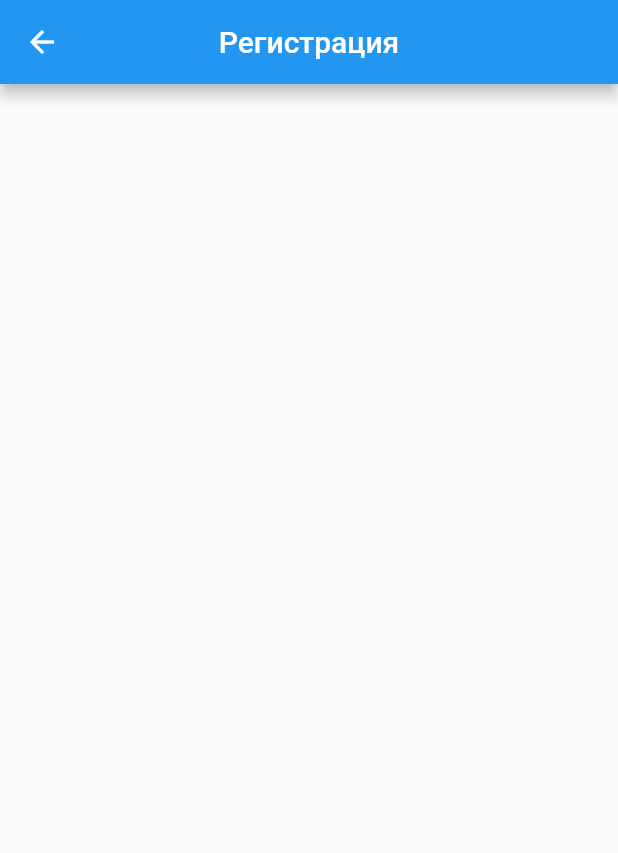
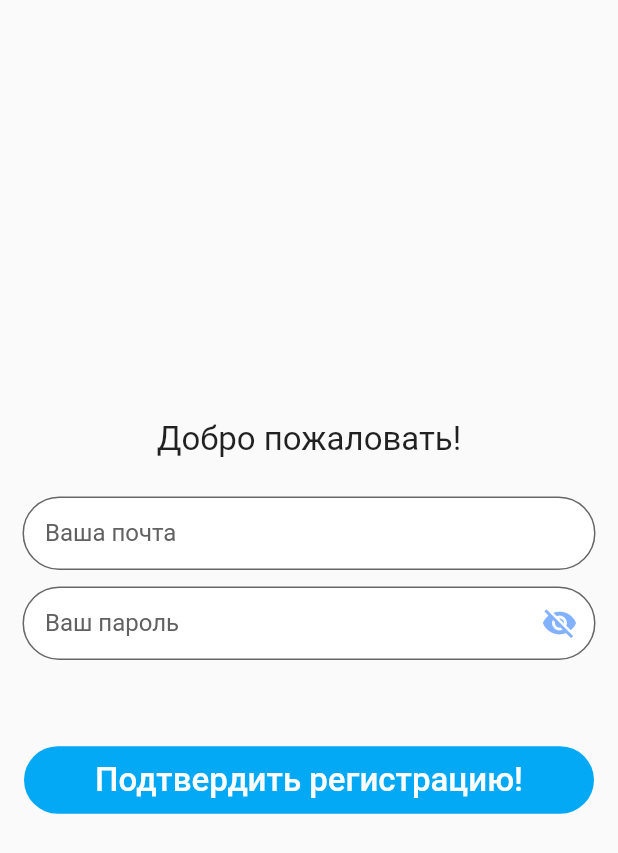
Before and after one commit to Khodosov/IoT_project_who_is_home, a Flutter app: the screen it shows after launch, after a tap on "Зарегистрироваться", on a phone screen of 412 x 824 dp. Shown: the top 853 px of the screen. Run offline on Flutter 3.47's test engine with Material 2 defaults, Android fonts, the phone set to English and light mode, and no system bars; statements that could not run were skipped.

Commit message:
добавил шикарный лого и завершил наброски интерфейса

```diff
--- a/who_is_home/lib/includes.dart
+++ b/who_is_home/lib/includes.dart
@@ -13,7 +13,7 @@ class UIComponent {
       focusedBorder: OutlineInputBorder(
           borderRadius: BorderRadius.circular(40),
           borderSide: BorderSide(
-            color: Colors.blueAccent,
+            color: Colors.lightBlue,
           )),
       focusedErrorBorder: OutlineInputBorder(
           borderRadius: BorderRadius.circular(40),
@@ -23,7 +23,7 @@ class UIComponent {
           )),
       border: OutlineInputBorder(
         borderRadius: BorderRadius.circular(40),
-        borderSide: BorderSide(color: Colors.blueAccent),
+        borderSide: BorderSide(color: Colors.lightBlue),
       ),
     );
   }
@@ -42,14 +42,14 @@ class UIComponent {
         focusedBorder: OutlineInputBorder(
             borderRadius: BorderRadius.circular(40),
             borderSide: BorderSide(
-              color: Colors.blueAccent,
+              color: Colors.lightBlue,
             )),
         focusedErrorBorder: OutlineInputBorder(
             borderRadius: BorderRadius.circular(40),
             borderSide: BorderSide(color: Colors.red, width: 1)),
         border: OutlineInputBorder(
           borderRadius: BorderRadius.circular(40),
-          borderSide: BorderSide(color: Colors.blueAccent),
+          borderSide: BorderSide(color: Colors.lightBlue),
         ),
         suffixIcon: IconButton(
             icon: Icon(suffixIcon ? Icons.visibility : Icons.visibility_off),
@@ -71,7 +71,7 @@ class UIComponent {
       focusedBorder: OutlineInputBorder(
           borderRadius: BorderRadius.circular(40),
           borderSide: BorderSide(
-            color: Colors.blueAccent,
+            color: Colors.lightBlue,
           )),
       focusedErrorBorder: OutlineInputBorder(
           borderRadius: BorderRadius.circular(40),
--- a/who_is_home/lib/main.dart
+++ b/who_is_home/lib/main.dart
@@ -20,12 +20,16 @@ class MyApp extends StatefulWidget {
 class _MyAppState extends State<MyApp> {
   @override
   Widget build(BuildContext context) {
-    SystemChrome.setEnabledSystemUIOverlays([]);
+    // SystemChrome.setEnabledSystemUIOverlays([]);
     return Scaffold(
+      backgroundColor: Colors.white,
       body: Column(
         mainAxisAlignment: MainAxisAlignment.spaceEvenly,
         children: [
-          Image.asset('assets/images/home_alone.jpg'),
+          Padding(
+            padding: const EdgeInsets.only(top: 40),
+            child: Image.asset('assets/images/tempLogojpg.jpg'),
+          ),
           SizedBox(
             width: 15,
             height: 15,
@@ -50,7 +54,7 @@ class _MyAppState extends State<MyApp> {
                       height: 60,
                       width: double.infinity,
                       decoration: BoxDecoration(
-                          color: Colors.blueAccent,
+                          color: Colors.lightBlue,
                           borderRadius: BorderRadius.circular(40)),
                       child: Center(
                           child: Text(
@@ -76,7 +80,7 @@ class _MyAppState extends State<MyApp> {
                       height: 60,
                       width: double.infinity,
                       decoration: BoxDecoration(
-                          color: Colors.blueAccent,
+                          color: Colors.lightBlue,
                           borderRadius: BorderRadius.circular(40)
                       ),
                       child: Center(
--- a/who_is_home/lib/pages/sign_in.dart
+++ b/who_is_home/lib/pages/sign_in.dart
@@ -17,14 +17,14 @@ class _SignInScreenState extends State<SignInScreen> {
     return Scaffold(
       body: Stack(
         children: <Widget> [
-          Container(
+          /*Container(
             width: double.infinity,
             height: double.infinity,
             child: FittedBox(
               child: Image.asset('assets/images/guard_locked.jpg'),
               fit: BoxFit.fill,
             ),
-          ),
+          ),*/
           Column(mainAxisAlignment: MainAxisAlignment.center, children: [
             Padding(
               padding: EdgeInsets.fromLTRB(15, 0, 15, 45),
@@ -95,7 +95,7 @@ class _SignInScreenState extends State<SignInScreen> {
                   height: 45,
                   width: double.infinity,
                   decoration: BoxDecoration(
-                      color: Colors.blueAccent,
+                      color: Colors.lightBlue,
                       borderRadius: BorderRadius.circular(40)),
                   child: Center(
                       child: Text(
--- a/who_is_home/lib/pages/sign_up.dart
+++ b/who_is_home/lib/pages/sign_up.dart
@@ -1,4 +1,7 @@
 import 'package:flutter/material.dart';
+import 'package:who_is_home/pages/user_profile.dart';
+
+import '../includes.dart';
 
 class SignUpScreen extends StatefulWidget {
   @override
@@ -6,16 +9,109 @@ class SignUpScreen extends StatefulWidget {
 }
 
 class _SignUpScreenState extends State<SignUpScreen> {
+  String _name, _password;
+  bool _passwordVisible = false, _visibleProgress;
+  final _formKey = GlobalKey<FormState>();
+
   @override
   Widget build(BuildContext context) {
     return Scaffold(
-      appBar: AppBar(
-        title: Text('Регистрация'),
-        centerTitle: true,
-      ),
-      body: ListView(
-        children: [],
-      ),
+      body: Column(
+          mainAxisAlignment: MainAxisAlignment.center,
+          crossAxisAlignment: CrossAxisAlignment.center,
+          children: [
+            Padding(
+              padding: const EdgeInsets.only(bottom: 25),
+              child: Text('Добро пожаловать!',
+              style: TextStyle(
+                color: Colors.primaryBlack,
+                fontSize: 22,
+              ),
+              ),
+            ),
+            Padding(
+              padding: EdgeInsets.fromLTRB(15, 0, 15, 45),
+              child: Form(
+                key: _formKey,
+                child: ListView(
+                  shrinkWrap: true,
+                  children: <Widget>[
+                    Container(
+                      height: 60,
+                      width: double.infinity,
+                      decoration: BoxDecoration(
+                          borderRadius: BorderRadius.circular(40)),
+                      child: TextFormField(
+                        validator: UIComponent.emailValidate,
+                        decoration: UIComponent.inputDecoration(
+                            label: 'Ваша почта', hint: 'Введите вочту'),
+                        onSaved: (value) {
+                          setState(() {
+                            _name = value;
+                          });
+                        },
+                      ),
+                    ),
+                    Container(
+                      height: 60,
+                      width: double.infinity,
+                      decoration: BoxDecoration(
+                          borderRadius: BorderRadius.circular(40)),
+                      child: TextFormField(
+                        obscureText: _passwordVisible,
+                        validator: UIComponent.passwordValidate,
+                        decoration: UIComponent.inputDecorationPassword(
+                            label: 'Ваш пароль',
+                            hint: 'Введите пароль',
+                            suffixIcon: _passwordVisible,
+                            eventSuffixIcon: () {
+                              setState(() {
+                                _passwordVisible = !_passwordVisible;
+                              });
+                            }),
+                        onSaved: (value) {
+                          setState(() {
+                            _password = value;
+                          });
+                        },
+                      ),
+                    )
+                  ],
+                ),
+              ),
+            ),
+            FlatButton(
+                onPressed: () {
+                  setState(() {
+                    if (_formKey.currentState.validate()) {
+                      _formKey.currentState.save();
+                      setState(() {
+                        _visibleProgress = true;
+                      });
+                      // TODO: set json data
+                    }
+                  });
+                  Navigator.push(
+                      context,
+                      MaterialPageRoute(
+                          builder: (context) => userProfilePage()));
+                },
+                child: Container(
+                  height: 45,
+                  width: double.infinity,
+                  decoration: BoxDecoration(
+                      color: Colors.lightBlue,
+                      borderRadius: BorderRadius.circular(40)),
+                  child: Center(
+                      child: Text(
+                    'Подтвердить регистрацию!',
+                    style: TextStyle(
+                      fontSize: 22,
+                      color: Colors.white,
+                    ),
+                  )),
+                )),
+          ]),
     );
   }
 }
--- a/who_is_home/lib/pages/user_profile_settings.dart
+++ b/who_is_home/lib/pages/user_profile_settings.dart
@@ -8,8 +8,11 @@ class userProfileSettingsPage extends StatefulWidget {
 class _userProfileSettingsPageState extends State<userProfileSettingsPage> {
   @override
   Widget build(BuildContext context) {
+    // TODO: Сделать настройки профиля. Как минимум сена почты и пароля.
     return Scaffold(
-
+      appBar: AppBar(
+        title: Text('сюда нельзя, уходи'),
+      ),
     );
   }
 }
```
Also changed, not shown: who_is_home/lib/pages/user_profile.dart (+28 -17 lines), who_is_home/assets/images/tempLogojpg.jpg (added).
